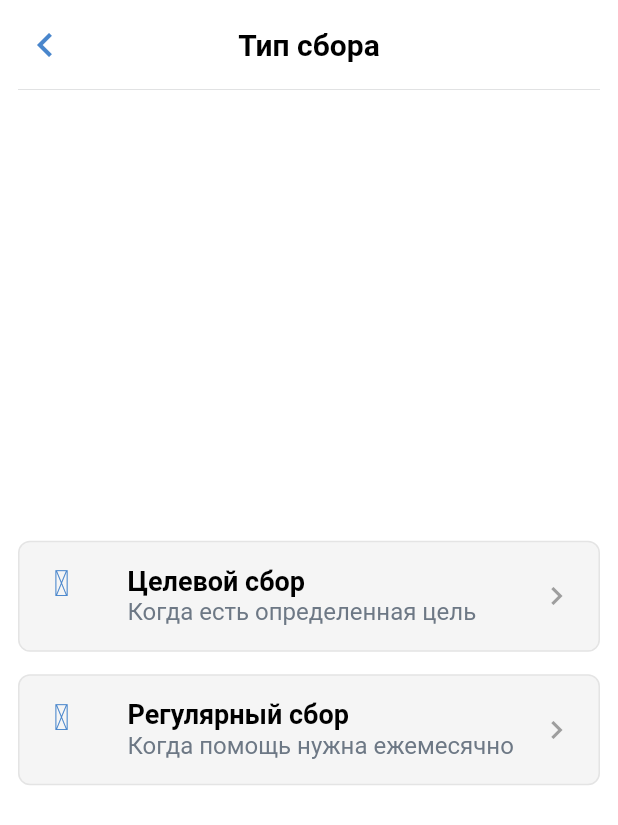
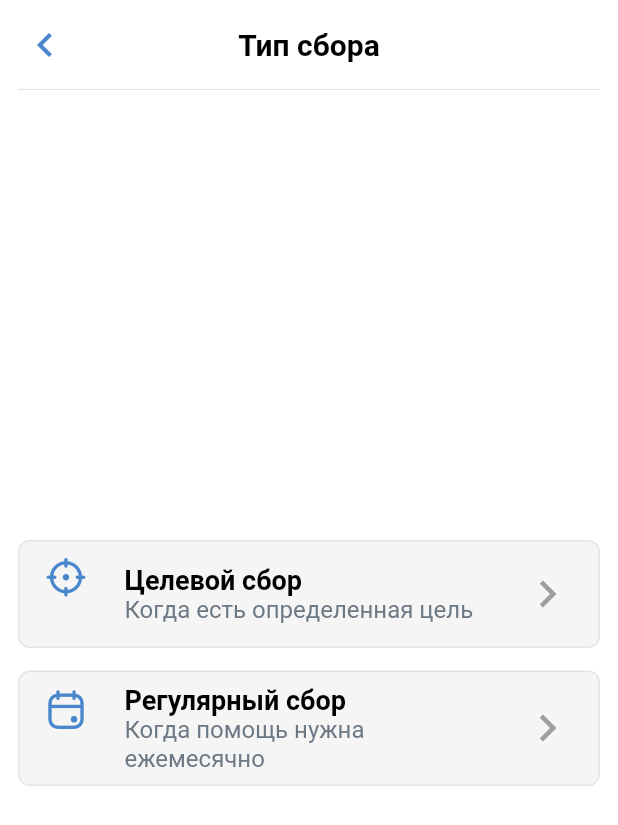
Before and after one commit to andrros3030/donations_mobile, a Flutter app: the screen it shows after launch, after a tap on "Создать сбор", on a phone screen of 412 x 824 dp. Shown: the top 825 px of the screen. Run offline on Flutter 3.47's test engine with Material 2 defaults, Android fonts, the phone set to English and light mode, and no system bars; our stand-ins replace dotted_border.

Commit message:
Tiles minor fix

```diff
--- a/lib/donationSetUp.dart
+++ b/lib/donationSetUp.dart
@@ -117,6 +117,7 @@ class _donationPage extends State<donationsPage>{
             mainAxisAlignment: MainAxisAlignment.center,
             children: [
               Icon(IconPack.addimage, color: primaryBlue, size: 36,),
+              SizedBox(width: 15,),
               Text("Загрузить обложку", style: blue16,),
             ],
           ),
--- a/lib/main.dart
+++ b/lib/main.dart
@@ -137,37 +137,65 @@ class _startPageState extends State<startPage> {
             child: Column(
               mainAxisSize: MainAxisSize.min,
               children: [
-                Container(
+                GestureDetector(
+                  onTap: (){
+                    Navigator.push(context, MaterialPageRoute(builder: (context)=>new donationsPage(false)));
+                  },
+                  child: Container(
                     decoration: BoxDecoration(
                         borderRadius: BorderRadius.circular(8),
                         border: Border.all(color: greyBorder),
                         color: greyField
                     ),
-                  child: ListTile(
-                    title: Text("Целевой сбор", style: black20Bold.copyWith(fontSize: 18),),
-                    subtitle: Text("Когда есть определенная цель", style: grey14.copyWith(fontSize: 16),),
-                    leading: Container(child: Icon(IconPack.scope, color: primaryBlue,),),
-                    trailing: Container(child: Icon(Icons.keyboard_arrow_right, color: Colors.grey),),
-                    onTap: (){
-                      Navigator.push(context, MaterialPageRoute(builder: (context)=>new donationsPage(false)));
-                    },
+                    padding: EdgeInsets.symmetric(horizontal: 16, vertical: 8),
+                    child: Row(
+                      children: [
+                        Container(child: Icon(IconPack.scope, color: primaryBlue, size: 30,), padding: EdgeInsets.only(bottom: 24),),
+                        SizedBox(width: 24,),
+                        Expanded(
+                          child: Container(child: Column(
+                            crossAxisAlignment: CrossAxisAlignment.start,
+                            children: [
+                              Text("Целевой сбор", style: black20Bold.copyWith(fontSize: 18), textAlign: TextAlign.start,),
+                              Text("Когда есть определенная цель", style: grey14.copyWith(fontSize: 16), textAlign: TextAlign.start,),
+                            ],
+                          ),),
+                        ),
+                        SizedBox(width: 24,),
+                        Container(child: Icon(Icons.keyboard_arrow_right, color: Colors.grey, size: 36,),),
+                      ],
+                    ),
                   ),
                 ),
                 SizedBox(height: 15,),
-                Container(
+                GestureDetector(
+                  onTap: (){
+                    Navigator.push(context, MaterialPageRoute(builder: (context)=>new donationsPage(true)));
+                  },
+                  child: Container(
                     decoration: BoxDecoration(
                         borderRadius: BorderRadius.circular(8),
                         border: Border.all(color: greyBorder),
                         color: greyField
                     ),
-                  child: ListTile(
-                    title: Text("Регулярный сбор", style: black20Bold.copyWith(fontSize: 18),),
-                    subtitle: Text("Когда помощь нужна ежемесячно", style: grey14.copyWith(fontSize: 16),),
-                    leading: Container(child: Icon(IconPack.calendar, color: primaryBlue,),),
-                    trailing: Container(child: Icon(Icons.keyboard_arrow_right, color: Colors.grey),),
-                    onTap: (){
-                      Navigator.push(context, MaterialPageRoute(builder: (context)=>new donationsPage(true)));
-                    },
+                    padding: EdgeInsets.symmetric(horizontal: 16, vertical: 8),
+                    child: Row(
+                      children: [
+                        Container(child: Icon(IconPack.calendar, color: primaryBlue, size: 30,), padding: EdgeInsets.only(bottom: 24),),
+                        SizedBox(width: 24,),
+                        Expanded(
+                          child: Container(child: Column(
+                            crossAxisAlignment: CrossAxisAlignment.start,
+                            children: [
+                              Text("Регулярный сбор", style: black20Bold.copyWith(fontSize: 18), textAlign: TextAlign.start,),
+                              Text("Когда помощь нужна ежемесячно", style: grey14.copyWith(fontSize: 16), textAlign: TextAlign.start,),
+                            ],
+                          ),),
+                        ),
+                        SizedBox(width: 24,),
+                        Container(child: Icon(Icons.keyboard_arrow_right, color: Colors.grey, size: 36,),),
+                      ],
+                    ),
                   ),
                 ),
               ],
--- a/pubspec.yaml
+++ b/pubspec.yaml
@@ -65,7 +65,7 @@ flutter:
   # list giving the asset and other descriptors for the font. For
   # example:
   fonts:
-    - family: Schyler
+    - family: IconPack
       fonts:
         - asset: assets/IconPack.ttf
   #       - asset: fonts/Schyler-Italic.ttf
```
Also changed, not shown: 1 other file. Lines whose indentation alone changed are shown as unchanged.
